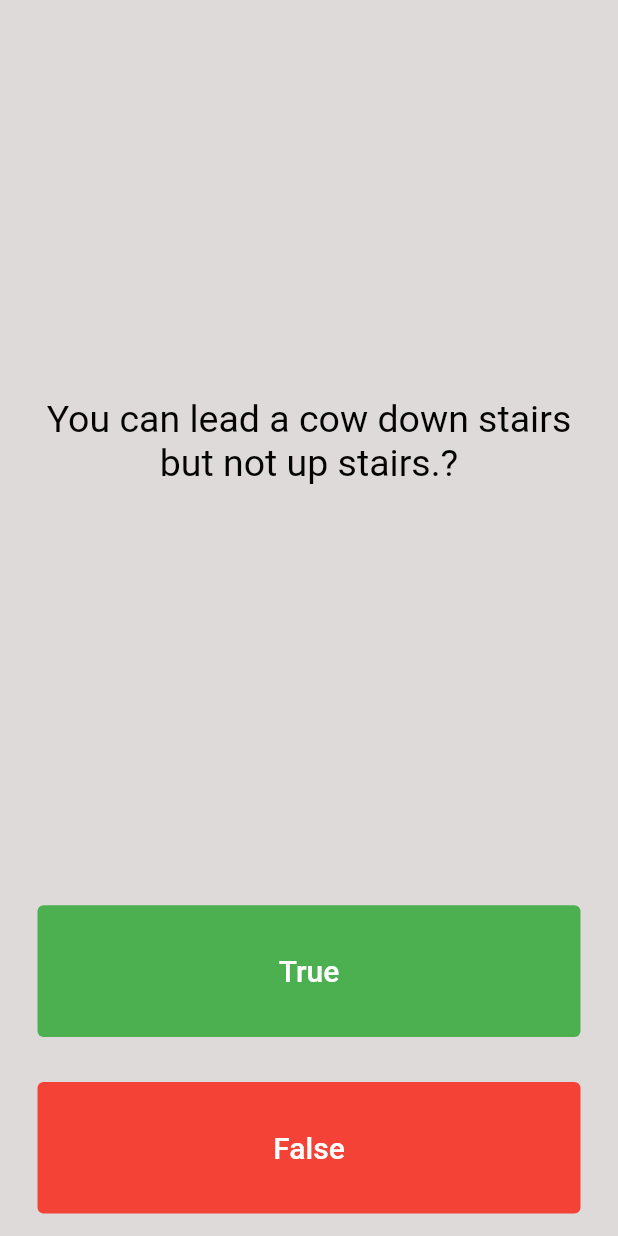
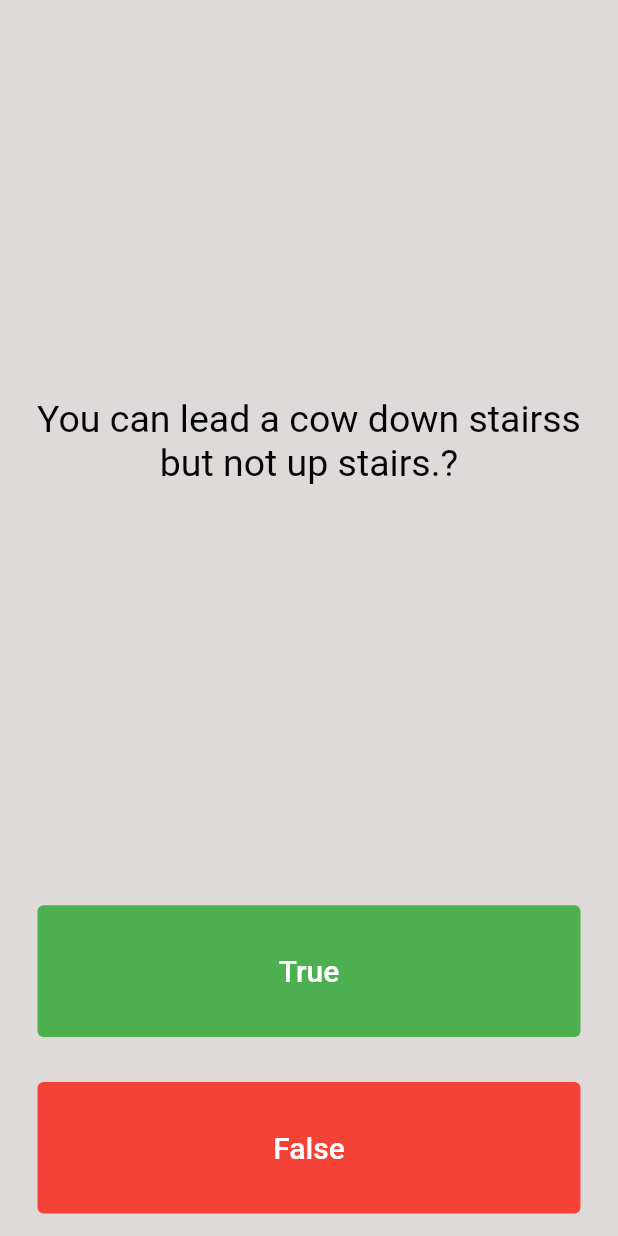
Before and after one commit to slevin2002/quizlerslevin_21122022, a Flutter app: the screen it shows after launch, on a phone screen of 412 x 824 dp. Run offline on Flutter 3.47's test engine with Material 2 defaults, Android fonts, the light colour scheme and no system bars.

Commit message:
Master by jo

```diff
--- a/lib/main.dart
+++ b/lib/main.dart
@@ -28,7 +28,7 @@ class QuizPage extends StatefulWidget {
 class _QuizPageState extends State<QuizPage> {
   List<Icon> scorkeeper = [];
   List<String> questions = [
-    'You can lead a cow down stairs but not up stairs.?',
+    'You can lead a cow down stairss but not up stairs.?',
     'Approximately one quarter of human bones are in the feet.?',
     'A slug\'s blood is green.?',
   ];
```
